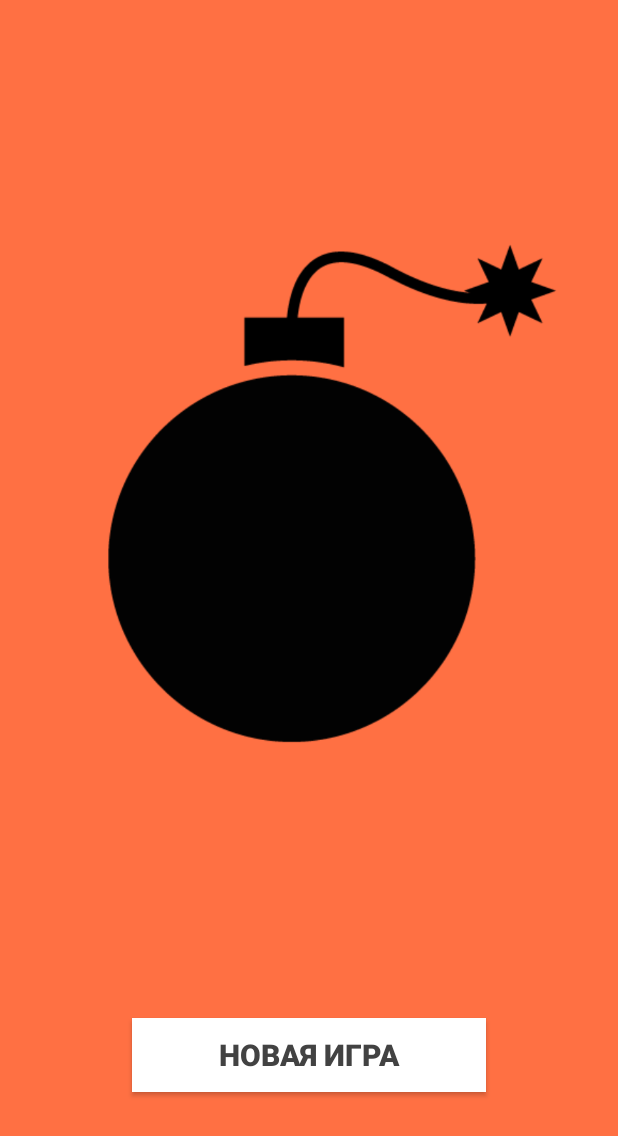
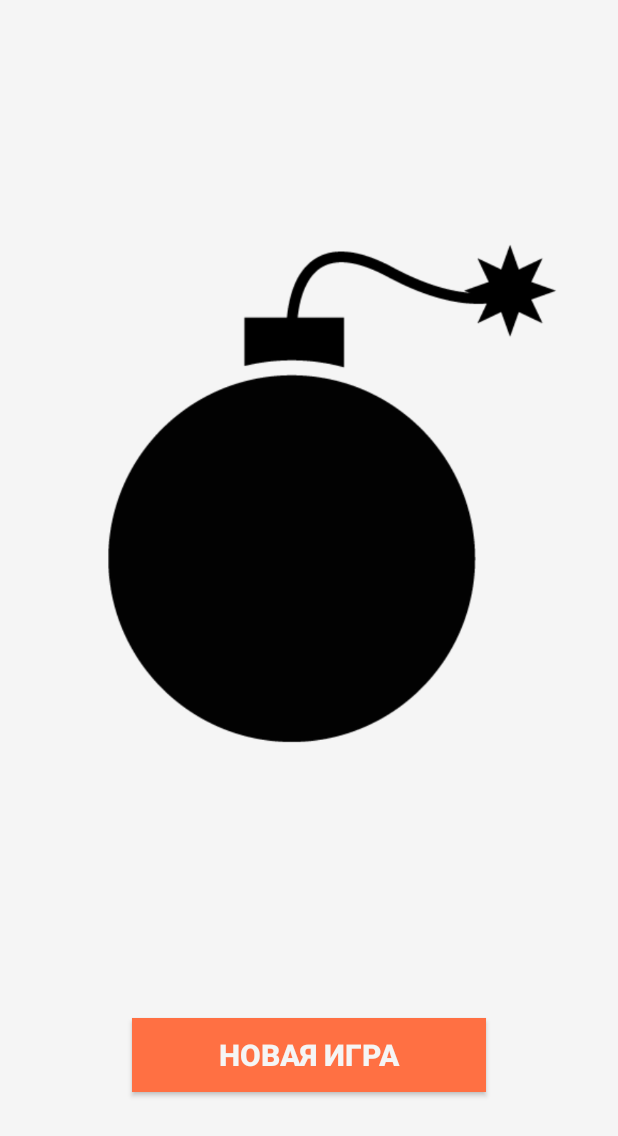
Before and after one commit to DmytroNazarenko/BoomGame, an Android app: the screen it shows after launch (MainActivity), on a phone screen of 412 x 824 dp. Shown: the top 1136 px of the screen. Run offline under Robolectric (Android 15) with nearby library versions, the phone set to English and light mode, and no system bars.

Commit message:
Changing menu design

```diff
--- a/app/src/main/res/layout/activity_main.xml
+++ b/app/src/main/res/layout/activity_main.xml
@@ -9,7 +9,7 @@
     android:paddingTop="@dimen/activity_vertical_margin"
     tools:context=".view.MainActivity"
     android:orientation="vertical"
-    android:background="#ff7043">
+    android:background="#f5f5f5">
 
     <ImageView
         android:layout_width="wrap_content"
@@ -32,8 +32,8 @@
         android:layout_centerHorizontal="true"
         android:layout_marginTop="87dp"
         android:layout_marginBottom="80dp"
-        android:background="#ffffff"
-        android:textColor="#424242"
+        android:background="#ff7043"
+        android:textColor="#f5f5f5"
         android:layout_weight="0.05"
         android:textSize="20dp"
         android:textStyle="bold"
```
Also changed, not shown: app/src/main/java/com/dmytronazarenko/tictacboom/view/BaseGameActivity.java (+5 -6 lines).
